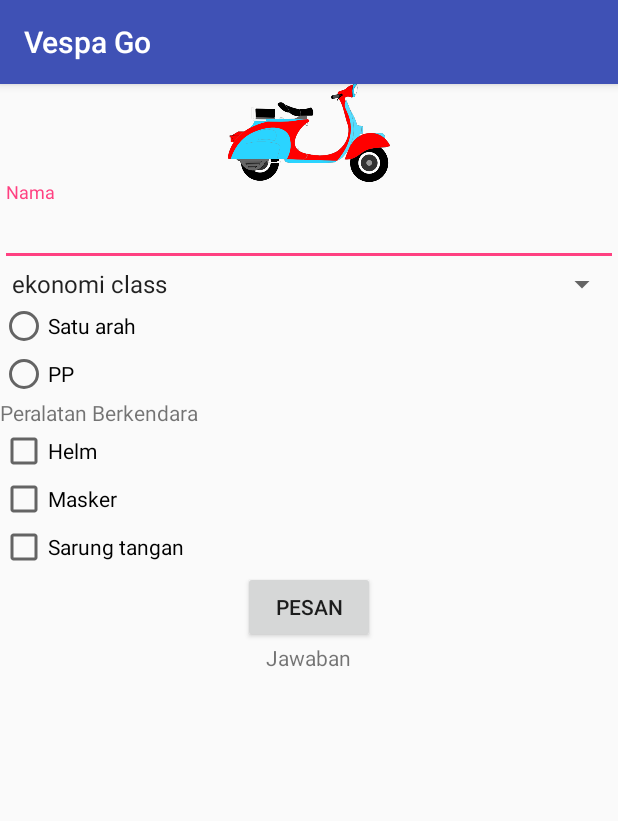
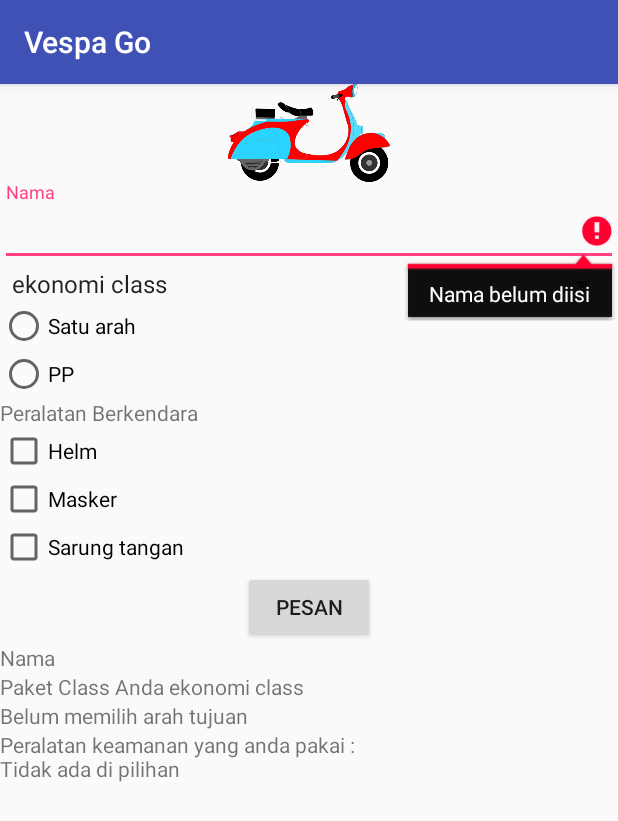
Before and after one commit to FitriaMelaAgnes/Vespa-Go, an Android app: the screen it shows after launch (MainActivity), after a tap on "PESAN", on a phone screen of 412 x 824 dp. Shown: the top 821 px of the screen. Run offline under Robolectric (Android 15) with nearby library versions, the phone set to English and light mode, and no system bars.

Commit message:
Penyelesaian pengkodean kondisi

```diff
--- a/app/src/main/java/id/sch/smktelkom_mlg/tugas01/xiirpl3012/vespago/MainActivity.java
+++ b/app/src/main/java/id/sch/smktelkom_mlg/tugas01/xiirpl3012/vespago/MainActivity.java
@@ -3,10 +3,13 @@ package id.sch.smktelkom_mlg.tugas01.xiirpl3012.vespago;
 import android.os.Bundle;
 import android.support.v7.app.AppCompatActivity;
 import android.view.View;
+import android.widget.Button;
 import android.widget.CheckBox;
 import android.widget.EditText;
+import android.widget.RadioButton;
 import android.widget.RadioGroup;
 import android.widget.Spinner;
+import android.widget.TextView;
 
 public class MainActivity extends AppCompatActivity {
 
@@ -14,6 +17,8 @@ public class MainActivity extends AppCompatActivity {
     Spinner spKelas;
     RadioGroup rgArah;
     CheckBox cbH, cbM, cbS;
+    TextView tvNama, tvKelas, tvArah, tvAlat;
+    Button bOk;
 
     @Override
     protected void onCreate(Bundle savedInstanceState) {
@@ -26,25 +31,75 @@ public class MainActivity extends AppCompatActivity {
         cbH = (CheckBox) findViewById(R.id.checkBoxH);
         cbM = (CheckBox) findViewById(R.id.checkBoxM);
         cbS = (CheckBox) findViewById(R.id.checkBoxSt);
+        tvNama = (TextView) findViewById(R.id.textViewNama);
+        tvKelas = (TextView) findViewById(R.id.textViewPc);
+        tvArah = (TextView) findViewById(R.id.textViewAt);
+        tvAlat = (TextView) findViewById(R.id.textViewPr);
+        bOk = (Button) findViewById(R.id.buttonOK);
 
-        findViewById(R.id.buttonOK).setOnClickListener(new View.OnClickListener() {
+        bOk.setOnClickListener(new View.OnClickListener() {
             @Override
             public void onClick(View v) {
-                doClick();
+                doOk();
+                doAlat();
+                doArah();
+                doKelas();
             }
 
-            private void doClick() {
+            private void doKelas() {
+                tvKelas.setText("Paket Class Anda " + spKelas.getSelectedItem().toString());
+            }
 
-                String hasil = null
-                if (etNama.getText() == "" && spKelas.getSelectedItem() == "" && rgArah.getCheckedRadioButtonId() != -1 &&
-                        cbH.isChecked() == "" && cbM.isChecked() == "" && cbS.isChecked() == "") {
-                    hasil += "Anda belum mengisi data pemesanan";
+            private void doArah() {
+                String hasil = null;
+                if (rgArah.getCheckedRadioButtonId() != -1) {
+                    RadioButton rb = (RadioButton) findViewById(rgArah.getCheckedRadioButtonId());
+                    hasil = rb.getText().toString();
+                }
+                if (hasil == null) {
+                    tvArah.setText("Belum memilih arah tujuan");
                 } else {
-                    hasil += "Transaksi Anda sedang di proses";
+                    tvArah.setText("Tujuan Anda : " + hasil + "\n");
                 }
+            }
 
+            private void doAlat() {
+                String alat = "Peralatan keamanan yang anda pakai : \n";
+                int startlen = alat.length();
+                if (cbM.isChecked())
+                    alat += cbM.getText() + "\n";
+                if (cbH.isChecked())
+                    alat += cbH.getText() + "\n";
+                if (cbS.isChecked())
+                    alat += cbS.getText() + "\n";
+
+                if (alat.length() == startlen)
+                    alat += "Tidak ada di pilihan";
+
+                tvAlat.setText(alat);
+            }
+
+            private void doOk() {
+                if (isValid()) {
+                    String namaku = etNama.getText().toString();
+                    tvNama.setText("Nama Anda adalah " + namaku + "\n");
+                }
+            }
+
+            private boolean isValid() {
+                boolean valid = true;
+
+                String namaku = etNama.getText().toString();
+                if (namaku.isEmpty()) {
+                    etNama.setError("Nama belum diisi");
+                    valid = false;
+                } else {
+                    etNama.setError(null);
+                }
+                return valid;
             }
         });
 
+
     }
 }
--- a/app/src/main/res/layout/activity_main.xml
+++ b/app/src/main/res/layout/activity_main.xml
@@ -84,10 +84,27 @@
         android:text="Pesan" />
 
     <TextView
-        android:id="@+id/textViewHasil"
+        android:id="@+id/textViewNama"
         android:layout_width="wrap_content"
         android:layout_height="wrap_content"
-        android:layout_gravity="center_horizontal"
-        android:text="Jawaban" />
+        android:text="Nama" />
+
+    <TextView
+        android:id="@+id/textViewPc"
+        android:layout_width="wrap_content"
+        android:layout_height="wrap_content"
+        android:text="Paket Class" />
+
+    <TextView
+        android:id="@+id/textViewAt"
+        android:layout_width="wrap_content"
+        android:layout_height="wrap_content"
+        android:text="Arah tujuan" />
+
+    <TextView
+        android:id="@+id/textViewPr"
+        android:layout_width="wrap_content"
+        android:layout_height="wrap_content"
+        android:text="peralatan" />
 
 </LinearLayout>
```
